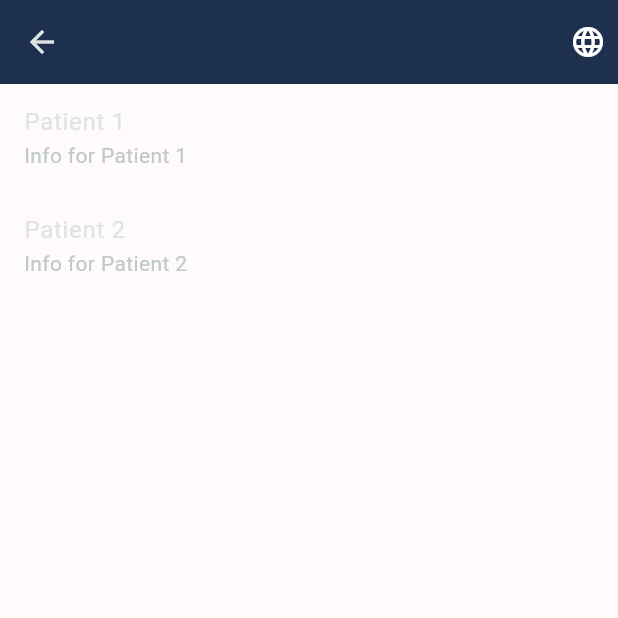
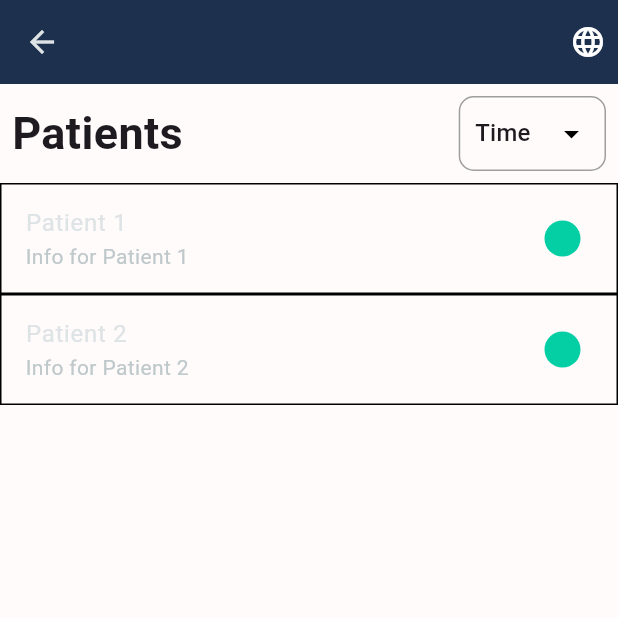
Before and after one commit to SaraElwatany/Hilal-A-Skin-Burn-Severity-Assessment-Mobile-Application-Deployed-Version, a Flutter app: the DocterProfile screen opened directly, on a phone screen of 412 x 824 dp, the top half of it. Run offline on Flutter 3.47's test engine with Material 3 defaults, Android fonts, the phone set to English and light mode, and no system bars; our stand-ins replace image_cropper, image_picker, permission_handler; generated files the repository leaves out were written again.

Commit message:
Doctor profile

```diff
--- a/gp_app/lib/screens/doctor_profile.dart
+++ b/gp_app/lib/screens/doctor_profile.dart
@@ -13,18 +13,73 @@ class DocterProfile extends StatefulWidget {
 }
 
 class DocterProfileState extends State<DocterProfile> {
-  // Sample list of patients
+  // Just for test
   List<Patient> patients = [
     Patient(name: 'Patient 1', info: 'Info for Patient 1'),
     Patient(name: 'Patient 2', info: 'Info for Patient 2'),
-    // Add more patients as needed
   ];
+
+  String _selectedItem = 'Time'; // Default selected item
 
   @override
   Widget build(BuildContext context) {
     return Scaffold(
       appBar: const LocalizationIcon(),
-      body: ListView.builder(
+      body: Column(
+        children: [
+          Padding(
+            padding: const EdgeInsets.all(8.0),
+            child: Row(
+              mainAxisAlignment: MainAxisAlignment.spaceBetween,
+              children: [
+                Text(
+                  'Patients',
+                  style: TextStyle(fontSize: 30, fontWeight: FontWeight.bold),
+                ),
+                SizedBox(width: 10),
+                Stack(
+                  alignment: Alignment.center,
+                  children: [
+                    Container(
+                      padding: EdgeInsets.symmetric(horizontal: 10),
+                      decoration: BoxDecoration(
+                        border: Border.all(color: Colors.grey),
+                        borderRadius: BorderRadius.circular(10),
+                      ),
+                      child: DropdownButtonHideUnderline(
+                        child: DropdownButton<String>(
+                          value: _selectedItem,
+                          onChanged: (String? newValue) {
+                            setState(() {
+                              _selectedItem = newValue!;
+                            });
+                          },
+                          items: <String>['Time', 'Danger']
+                              .map<DropdownMenuItem<String>>((String value) {
+                            return DropdownMenuItem<String>(
+                              value: value,
+                              child: Text(value),
+                            );
+                          }).toList(),
+                          // Customizing dropdown menu appearance
+                          dropdownColor: Colors.grey[200],
+                          elevation: 8,
+                          icon: Icon(Icons.arrow_drop_down),
+                          iconEnabledColor: Colors.black,
+                          iconDisabledColor: Colors.black,
+                          iconSize: 24,
+                          underline: Container(), // No underline
+                          borderRadius: BorderRadius.circular(10),
+                        ),
+                      ),
+                    ),
+                  ],
+                ),
+              ],
+            ),
+          ),
+          Expanded(
+            child: ListView.builder(
               itemCount: patients.length,
               itemBuilder: (BuildContext context, int index) {
                 return PatientList(
@@ -32,6 +87,9 @@ class DocterProfileState extends State<DocterProfile> {
                 );
               },
             ),
+          ),
+        ],
+      ),
     );
   }
 }
--- a/gp_app/lib/widgets/patients_list.dart
+++ b/gp_app/lib/widgets/patients_list.dart
@@ -43,10 +43,23 @@ class _PatientListState extends State<PatientList> {
           );
         },
         child: Container(
-          color: _isHovered ? Colors.grey.withOpacity(0.5) : Colors.transparent,
+          decoration: BoxDecoration(
+            border: Border.all(color: Colors.black), // Add border
+            color:
+                _isHovered ? Colors.grey.withOpacity(0.5) : Colors.transparent,
+          ),
           child: ListTile(
             title: Text(widget.patient.name),
             subtitle: Text(widget.patient.info),
+            // if new messages
+            trailing: Container(
+              width: 24,
+              height: 24,
+              decoration: const BoxDecoration(
+                shape: BoxShape.circle,
+                color: Color.fromARGB(255, 3, 206, 164),
+              ),
+            ),
           ),
         ),
       ),
```
Also changed, not shown: gp_app/lib/generated/intl/messages_ar.dart, gp_app/lib/generated/intl/messages_en.dart, gp_app/lib/generated/l10n.dart. Lines whose indentation alone changed are shown as unchanged.
